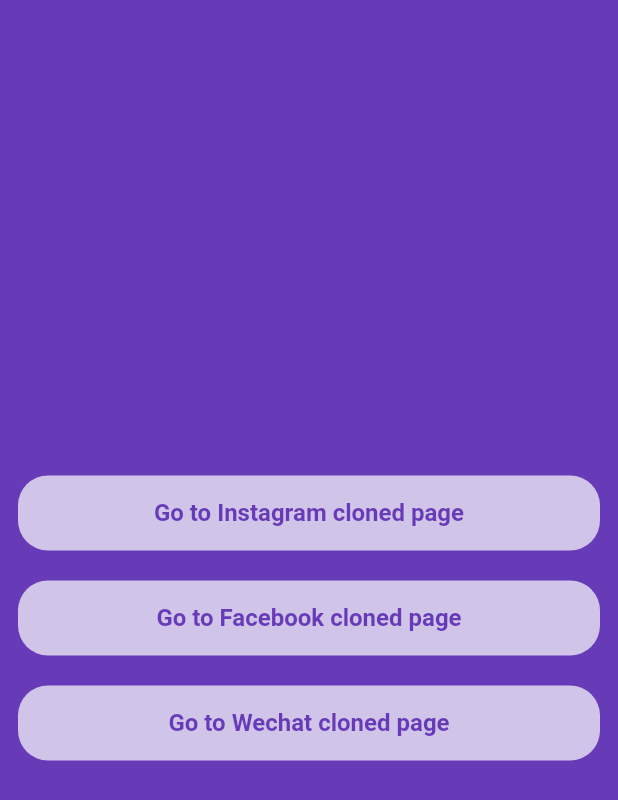
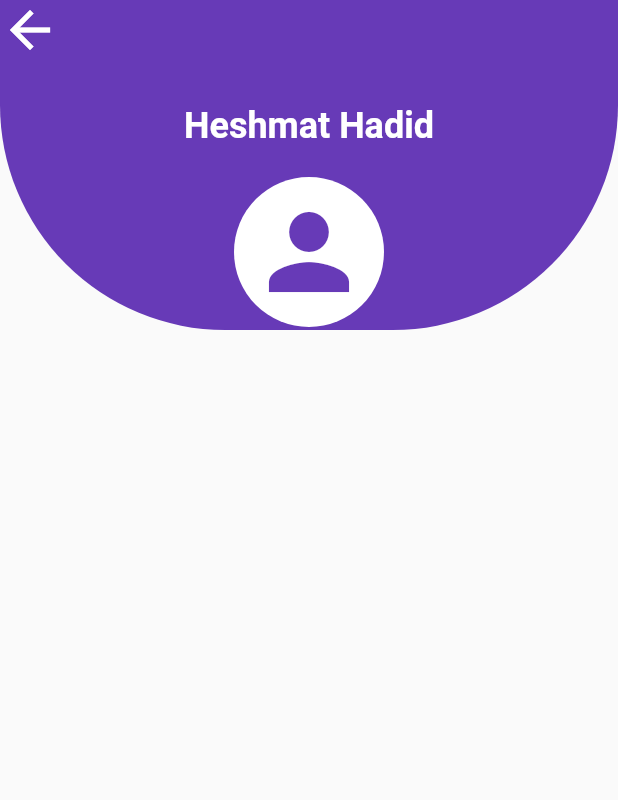
Before and after one commit to HeshmatGhaffariHadid/Pages, a Flutter app: the Pages screen opened by its route, after a tap on "Log in", on a phone screen of 412 x 824 dp. Shown: the top 800 px of the screen. Run offline on Flutter 3.47's test engine with Material 2 defaults, Android fonts, the phone set to English and light mode, and no system bars.

Commit message:
New features added

```diff
--- /dev/null
+++ b/lib/editProfile/profile.dart
@@ -0,0 +1,64 @@
+import 'dart:ui';
+
+import 'package:flutter/material.dart';
+
+class Profile extends StatelessWidget {
+  const Profile({super.key});
+
+  @override
+  Widget build(BuildContext context) {
+    return Scaffold(
+      body: SafeArea(
+        child: Column(
+          children: [
+            Container(
+              height: 220,
+              width: double.infinity,
+              decoration: BoxDecoration(
+                color: Colors.deepPurple,
+                borderRadius: BorderRadius.only(
+                    bottomLeft: Radius.circular(150),
+                    bottomRight: Radius.circular(150)),
+              ),
+              child: Column(
+                children: [
+                  Row(
+                    children: [
+                      Icon(
+                        Icons.arrow_back,
+                        size: 40,
+                        color: Colors.white,
+                      )
+                    ],
+                  ),
+                  SizedBox(
+                    height: 30,
+                  ),
+                  Text(
+                    'Heshmat Hadid',
+                    textAlign: TextAlign.center,
+                    style: TextStyle(
+                        fontSize: 24,
+                        color: Colors.white,
+                        fontWeight: FontWeight.bold),
+                  ),
+                  SizedBox(height: 20),
+                  Container(
+                    height: 100,
+                    width: 100,
+                    decoration: BoxDecoration(
+                      color: Colors.white,
+                      borderRadius: BorderRadius.circular(100),
+                    ),
+                    child: Icon(Icons.person,size: 80, color: Colors.deepPurple,),
+
+                  ),
+                ],
+              ),
+            ),
+          ],
+        ),
+      ),
+    );
+  }
+}
--- a/lib/instagramPage/page.dart
+++ b/lib/instagramPage/page.dart
@@ -1,8 +1,6 @@
 import 'package:flutter/material.dart';
 import 'package:pages/instagramPage/textFields.dart';
-
 import 'horizentalLines.dart';
-
 class Pages extends StatelessWidget {
   @override
   Widget build(BuildContext context) {
@@ -12,12 +10,17 @@ class Pages extends StatelessWidget {
             padding: const EdgeInsets.symmetric(vertical: 10, horizontal: 12),
             child: Column(
               children: [
-                const Row(
+                 Row(
                   children: [
-                    Icon(
-                      Icons.arrow_back_ios_new,
-                      color: Colors.black87,
-                      size: 26,
+                    GestureDetector(
+                      onTap: (){
+                        Navigator.pushNamed(context, '/');
+                      },
+                      child: Icon(
+                        Icons.arrow_back_ios_new,
+                        color: Colors.black87,
+                        size: 26,
+                      ),
                     ),
                   ],
                 ),
--- a/lib/main/main.dart
+++ b/lib/mainPage/main.dart
@@ -1,4 +1,5 @@
 import 'package:flutter/material.dart';
+import 'package:pages/editProfile/profile.dart';
 import 'package:pages/facebookPage/home.dart';
 import 'package:pages/wechatPage/wechatHome.dart';
 import '../instagramPage/page.dart';
@@ -10,10 +11,11 @@ void main() {
         debugShowCheckedModeBanner: false,
         initialRoute: '/',
         routes: {
-          '/' : (context) => NavigatorPage(),
+          // '/' : (context) => NavigatorPage(),
           '/instagram' : (context) => Pages(),
           '/facebook' : (context) => Home(),
           '/wechat' : (context) => WechatHome(),
+          '/' : (context) => Profile()
         },
 
       ),
@@ -37,6 +39,12 @@ class NavigatorPage extends StatelessWidget {
             CLickableContainer(note: 'Go to Facebook cloned page',rout: '/facebook',),
             const SizedBox(height: 20),
             CLickableContainer(note: 'Go to Wechat cloned page', rout: '/wechat',),
+            SizedBox(height: 80),
+            Text('Press login to come back',style: TextStyle(
+              color: Colors.deepPurple.shade100,
+              fontSize: 18,
+
+            ),),
           ],
         ),
       ),
--- a/lib/wechatPage/wechatHome.dart
+++ b/lib/wechatPage/wechatHome.dart
@@ -63,7 +63,7 @@ class WechatHome extends StatelessWidget {
                 SizedBox(height: 30),
                 Container(
                   decoration: BoxDecoration(
-                    color: Colors.deepPurple.shade100,
+                    color: Colors.deepPurple.shade200,
                     borderRadius: BorderRadius.circular(10),
                   ),
                   child: TextButton(
```
Also changed, not shown: lib/mainPage/clickable_container.dart (renamed from lib/main/clickable_container.dart), 1 other file.
